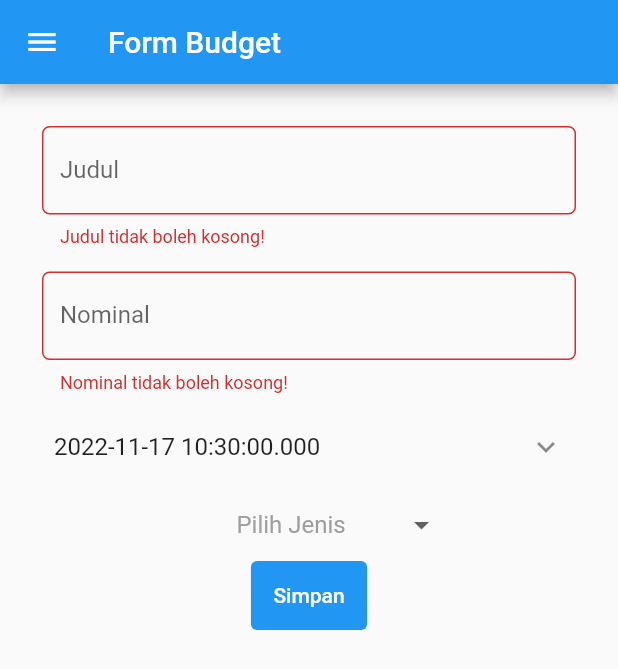
After one commit to rggayb/pbp-flutter-lab, a Flutter app: the MyBudgetFormPage screen opened directly, after a tap on "Simpan", on a phone screen of 412 x 824 dp. The commit adds this screen. Shown: the top 669 px of the screen. Run offline on Flutter 3.47's test engine with Material 2 defaults, Android fonts, the phone set to English and light mode, and no system bars.

Commit message:
Tugas 8, done!

```diff
--- /dev/null
+++ b/lib/drawer.dart
@@ -0,0 +1,51 @@
+import 'package:flutter/material.dart';
+import 'package:counter_7/main.dart';
+import 'package:counter_7/form.dart';
+import 'package:counter_7/data.dart';
+
+class DrawerApp extends StatelessWidget {
+  const DrawerApp({super.key});
+
+  @override
+  Widget build(BuildContext context) {
+    return Drawer(
+      child: Column(
+        children: [
+          // Menambahkan clickable menu
+          ListTile(
+            title: const Text('counter_7'),
+            onTap: () {
+              // Route menu ke halaman utama
+              Navigator.pushReplacement(
+                context,
+                MaterialPageRoute(
+                    builder: (context) => const MyHomePage(title: 'counter_7')),
+              );
+            },
+          ),
+          ListTile(
+            title: const Text('Tambah Budget'),
+            onTap: () {
+              // Route menu ke halaman tambah budget
+              Navigator.pushReplacement(
+                context,
+                MaterialPageRoute(
+                    builder: (context) => const MyBudgetFormPage()),
+              );
+            },
+          ),
+          ListTile(
+            title: const Text('Data Budget'),
+            onTap: () {
+              // Route menu ke halaman data budget
+              Navigator.pushReplacement(
+                context,
+                MaterialPageRoute(builder: (context) => const MyDataBudgetPage()),
+              );
+            },
+          ),
+        ],
+      ),
+    );
+  }
+}
--- /dev/null
+++ b/lib/form.dart
@@ -0,0 +1,237 @@
+import 'package:counter_7/main.dart';
+import 'package:counter_7/data.dart';
+import 'package:flutter/material.dart';
+import 'package:flutter/services.dart';
+import 'package:counter_7/drawer.dart';
+import 'global.dart' as globals;
+
+class MyBudgetFormPage extends StatefulWidget {
+  const MyBudgetFormPage({super.key});
+
+  @override
+  State<MyBudgetFormPage> createState() => _TambahBudgetPageState();
+}
+
+class Budget {
+  late String judul;
+  late int nominal;
+  late String jenisBudget;
+  late DateTime date;
+
+  Budget(
+      {required this.judul, required this.nominal, required this.jenisBudget, required this.date});
+}
+
+class _TambahBudgetPageState extends State<MyBudgetFormPage> {
+  final _formKey = GlobalKey<FormState>();
+  String? _judul;
+  int? nominal;
+  String? jenisBudget;
+  List<String> listJenisBudget = ['Pemasukan', 'Pengeluaran'];
+  DateTime date = DateTime.now();
+
+  onPressed(BuildContext context) {
+    var data =
+        Budget(judul: _judul!, nominal: nominal!, jenisBudget: jenisBudget!, date: date);
+    globals.budgets.add(data);
+    Navigator.pushReplacement(
+      context,
+      MaterialPageRoute(builder: (context) => const MyDataBudgetPage()),
+    );
+  }
+
+  @override
+  Widget build(BuildContext context) {
+    return Scaffold(
+      appBar: AppBar(
+        title: Text('Form Budget'),
+      ),
+      drawer: const DrawerApp(),
+      body: Form(
+        key: _formKey,
+        child: SingleChildScrollView(
+          child: Container(
+            padding: const EdgeInsets.all(20.0),
+            child: Column(
+              children: [
+                Padding(
+                  // Menggunakan padding sebesar 8 pixels
+                  padding: const EdgeInsets.all(8.0),
+                  child: TextFormField(
+                    decoration: InputDecoration(
+                      hintText: "Beli barang X",
+                      labelText: "Judul",
+                      // Menambahkan circular border agar lebih rapi
+                      border: OutlineInputBorder(
+                        borderRadius: BorderRadius.circular(5.0),
+                      ),
+                    ),
+                    // Menambahkan behavior saat nama diketik
+                    onChanged: (String? value) {
+                      setState(() {
+                        _judul = value!;
+                      });
+                    },
+                    // Menambahkan behavior saat data disimpan
+                    onSaved: (String? value) {
+                      setState(() {
+                        _judul = value!;
+                      });
+                    },
+                    // Validator sebagai validasi form
+                    validator: (String? value) {
+                      if (value == null || value.isEmpty) {
+                        return 'Judul tidak boleh kosong!';
+                      }
+                      return null;
+                    },
+                  ),
+                ),
+                Padding(
+                  // Menggunakan padding sebesar 8 pixels
+                  padding: const EdgeInsets.all(8.0),
+                  child: TextFormField(
+                    decoration: InputDecoration(
+                      hintText: "20000",
+                      labelText: "Nominal",
+                      // Menambahkan circular border agar lebih rapi
+                      border: OutlineInputBorder(
+                        borderRadius: BorderRadius.circular(5.0),
+                      ),
+                    ),
+                    keyboardType: TextInputType.number,
+                    inputFormatters: <TextInputFormatter>[
+                      FilteringTextInputFormatter.digitsOnly
+                    ],
+                    // Menambahkan behavior saat nama diketik
+                    onChanged: (String? value) {
+                      setState(() {
+                        if (value != '') {
+                          nominal = int.parse(value!);
+                        }
+                      });
+                    },
+                    // Menambahkan behavior saat data disimpan
+                    onSaved: (String? value) {
+                      setState(() {
+                        if (value != '') {
+                          nominal = int.parse(value!);
+                        }
+                      });
+                    },
+                    // Validator sebagai validasi form
+                    validator: (String? value) {
+                      if (value == null || value.isEmpty) {
+                        return 'Nominal tidak boleh kosong!';
+                      }
+                      return null;
+                    },
+                  ),
+                ),
+                ListTile(
+                  title: Text(date.toString()),
+                  // make date to center
+                  trailing: const Icon(Icons.keyboard_arrow_down),
+                  onTap: () async {
+                    final DateTime? picked = await showDatePicker(
+                      context: context,
+                      initialDate: date,
+                      firstDate: DateTime(2015, 8),
+                      lastDate: DateTime(2101),
+                    );
+                    if (picked != null && picked != date) {
+                      setState(() {
+                        date = picked;
+                      });
+                    }
+                  },
+
+                ),
+                DropdownButtonHideUnderline(
+                  child: DropdownButton(
+                    value: jenisBudget,
+                    icon: const Icon(Icons.arrow_drop_down),
+                    items: listJenisBudget.map((String items) {
+                      return DropdownMenuItem(
+                        value: items,
+                        child: Text(items),
+                      );
+                    }).toList(),
+                    onChanged: (String? newValue) {
+                      setState(() {
+                        jenisBudget = newValue!;
+                      });
+                    },
+                    hint: const SizedBox(
+                      width: 150, //and here
+                      child: Text(
+                        "Pilih Jenis",
+                        style: TextStyle(color: Colors.grey),
+                        textAlign: TextAlign.center,
+                      ),
+                    ),
+                  ),
+                ),
+                Align(
+                  alignment: Alignment.bottomCenter,
+                  child: TextButton(
+                    style: TextButton.styleFrom(
+                        backgroundColor: Colors.blue,
+                        padding: const EdgeInsets.all(15.0),
+                        tapTargetSize: MaterialTapTargetSize.shrinkWrap,
+                        alignment: Alignment.center),
+                    onPressed: () {
+                      if (_formKey.currentState!.validate()) {
+                        if (jenisBudget == null || jenisBudget == '') {
+                          showDialog(
+                            context: context,
+                            builder: (context) {
+                              return Dialog(
+                                shape: RoundedRectangleBorder(
+                                  borderRadius: BorderRadius.circular(10),
+                                ),
+                                elevation: 15,
+                                child: ListView(
+                                  padding: const EdgeInsets.only(
+                                      top: 20, bottom: 20),
+                                  shrinkWrap: true,
+                                  children: <Widget>[
+                                    const Center(
+                                        child: Text(
+                                            'Pilih Jenis tidak boleh kosong')),
+                                    const SizedBox(height: 20),
+                                    TextButton(
+                                      onPressed: () {
+                                        Navigator.pop(context);
+                                      },
+                                      child: const Text('Kembali'),
+                                    ),
+                                  ],
+                                ),
+                              );
+                            },
+                          );
+                        } else {
+                          onPressed(context);
+                        }
+                      }
+                    },
+                    child: const Text(
+                      "Simpan",
+                      style: TextStyle(color: Colors.white )
+                    ),
+                  ),
+                ),
+              ],
+            ),
+
+          ),
+        ),
+      ),
+
+
+    );
+  }
+}
+
+// Asyncrhonus adalah proses yang berjalan secara paralel dengan proses lainnya
--- /dev/null
+++ b/lib/global.dart
@@ -0,0 +1,4 @@
+library counter_7.globals;
+import 'package:counter_7/form.dart';
+
+List<Budget> budgets = [];
--- a/lib/main.dart
+++ b/lib/main.dart
@@ -1,4 +1,7 @@
 import 'package:flutter/material.dart';
+import 'package:counter_7/form.dart';
+import 'package:counter_7/data.dart';
+import 'package:counter_7/drawer.dart';
 
 void main() {
   runApp(const MyApp());
@@ -108,6 +111,7 @@ class _MyHomePageState extends State<MyHomePage> {
         // the App.build method, and use it to set our appbar title.
         title: Text(widget.title),
       ),
+      drawer: const DrawerApp(),
       body: Center(
         // Center is a layout widget. It takes a single child and positions it
         // in the middle of the parent.
```
Also changed, not shown: lib/data.dart (added, +50 -0 lines), 1 other file.
